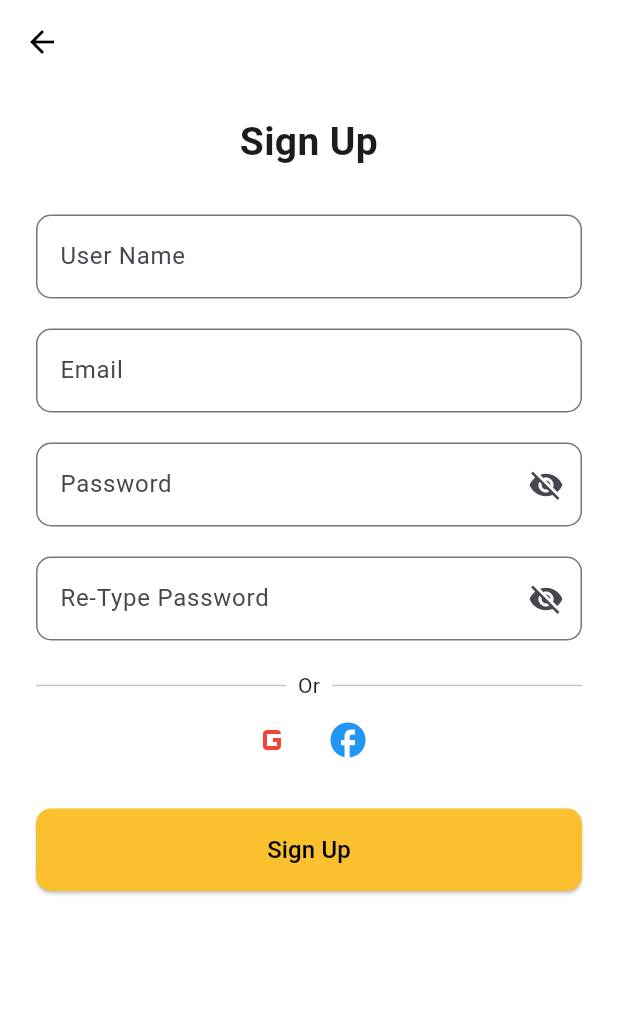
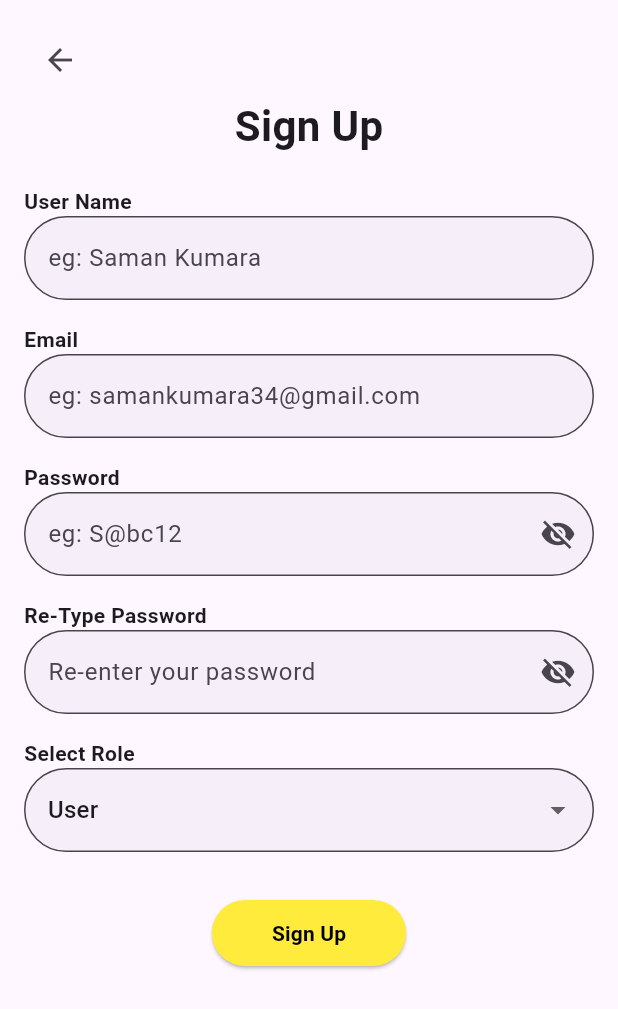
Before and after one commit to SDS-Lakmal/hiru_super, a Flutter app: the SignUpPage screen opened by its route, on a phone screen of 412 x 824 dp. Shown: the top 1009 px of the screen. Run offline on Flutter 3.47's test engine with Material 3 defaults, Android fonts, the phone set to English and light mode, and no system bars; our stand-ins replace cloud_firestore, firebase_auth, firebase_core; accounts and stored records are empty.

Commit message:
Add signup page implementation

```diff
--- a/lib/client/signup_page.dart
+++ b/lib/client/signup_page.dart
@@ -1,117 +1,179 @@
 
 import 'package:flutter/material.dart';
+import 'package:firebase_auth/firebase_auth.dart';
+import 'package:cloud_firestore/cloud_firestore.dart';
 
-class SignUpPage extends StatelessWidget {
+class SignUpPage extends StatefulWidget {
   const SignUpPage({super.key});
 
   @override
-  Widget build(BuildContext context) {
-    final inputBorder = OutlineInputBorder(
-      borderRadius: BorderRadius.circular(10),
+  State<SignUpPage> createState() => _SignUpPageState();
+}
+
+class _SignUpPageState extends State<SignUpPage> {
+  final _formKey = GlobalKey<FormState>();
+  final TextEditingController _nameController = TextEditingController();
+  final TextEditingController _emailController = TextEditingController();
+  final TextEditingController _passwordController = TextEditingController();
+  final TextEditingController _retypePasswordController = TextEditingController();
+
+  bool _obscurePassword = true;
+  bool _obscureRetypePassword = true;
+  String _selectedRole = 'user'; // Default role
+
+  Future<void> _signUp() async {
+    if (_formKey.currentState!.validate()) {
+      try {
+        UserCredential userCredential = await FirebaseAuth.instance.createUserWithEmailAndPassword(
+          email: _emailController.text.trim(),
+          password: _passwordController.text.trim(),
         );
 
+        // Save additional user data to Firestore
+        await FirebaseFirestore.instance.collection('users').doc(userCredential.user!.uid).set({
+          'name': _nameController.text.trim(),
+          'email': _emailController.text.trim(),
+          'role': _selectedRole,
+        });
+
+        // Navigate based on role
+        if (_selectedRole == 'admin') {
+          Navigator.pushReplacementNamed(context, '/adminHome');
+        } else {
+          Navigator.pushReplacementNamed(context, '/userHome');
+        }
+
+        ScaffoldMessenger.of(context).showSnackBar(
+          const SnackBar(content: Text("Sign up successful")),
+        );
+      } on FirebaseAuthException catch (e) {
+        ScaffoldMessenger.of(context).showSnackBar(
+          SnackBar(content: Text("Error: ${e.message}")),
+        );
+      }
+    }
+  }
+
+  @override
+  Widget build(BuildContext context) {
     return Scaffold(
-      appBar: AppBar(
-        backgroundColor: Colors.white,
-        elevation: 0,
-        leading: BackButton(color: Colors.black),
+      body: SafeArea(
+        child: Padding(
+          padding: const EdgeInsets.all(16),
+          child: SingleChildScrollView(
+            child: Form(
+              key: _formKey,
+              child: Column(
+                crossAxisAlignment: CrossAxisAlignment.start,
+                children: [
+                  IconButton(
+                    onPressed: () => Navigator.pop(context),
+                    icon: const Icon(Icons.arrow_back),
                   ),
-      backgroundColor: Colors.white,
-      body: SingleChildScrollView(
-        padding: EdgeInsets.symmetric(horizontal: 24),
-        child: Column(
-          crossAxisAlignment: CrossAxisAlignment.stretch,
-          children: [
-            SizedBox(height: 20),
-            Text(
-              'Sign Up',
-              style: TextStyle(fontSize: 26, fontWeight: FontWeight.bold),
-              textAlign: TextAlign.center,
+                  const Center(
+                    child: Text("Sign Up", style: TextStyle(fontSize: 28, fontWeight: FontWeight.bold)),
                   ),
-            SizedBox(height: 30),
+                  const SizedBox(height: 20),
 
-            // Username
-            TextField(
+                  const Text("User Name", style: TextStyle(fontWeight: FontWeight.bold)),
+                  TextFormField(
+                    controller: _nameController,
+                    decoration: const InputDecoration(
+                      hintText: "eg: Saman Kumara",
+                      filled: true,
+                      fillColor: Color(0xFFF6EFFA),
+                      border: OutlineInputBorder(borderRadius: BorderRadius.all(Radius.circular(30))),
+                    ),
+                    validator: (value) => value!.isEmpty ? "Enter your name" : null,
+                  ),
+                  const SizedBox(height: 16),
+
+                  const Text("Email", style: TextStyle(fontWeight: FontWeight.bold)),
+                  TextFormField(
+                    controller: _emailController,
+                    keyboardType: TextInputType.emailAddress,
+                    decoration: const InputDecoration(
+                      hintText: "eg: samankumara34@gmail.com",
+                      filled: true,
+                      fillColor: Color(0xFFF6EFFA),
+                      border: OutlineInputBorder(borderRadius: BorderRadius.all(Radius.circular(30))),
+                    ),
+                    validator: (value) => value != null && value.contains('@') ? null : "Enter a valid email",
+                  ),
+                  const SizedBox(height: 16),
+
+                  const Text("Password", style: TextStyle(fontWeight: FontWeight.bold)),
+                  TextFormField(
+                    controller: _passwordController,
+                    obscureText: _obscurePassword,
                     decoration: InputDecoration(
-                labelText: 'User Name',hintText: 'eg: Saman Kumara',
-                border: inputBorder,
+                      hintText: "eg: S@bc12",
+                      filled: true,
+                      fillColor: const Color(0xFFF6EFFA),
+                      border: const OutlineInputBorder(borderRadius: BorderRadius.all(Radius.circular(30))),
+                      suffixIcon: IconButton(
+                        icon: Icon(_obscurePassword ? Icons.visibility_off : Icons.visibility),
+                        onPressed: () => setState(() => _obscurePassword = !_obscurePassword),
                       ),
                     ),
-            SizedBox(height: 20),
+                    validator: (value) => value!.length >= 8 ? null : "Password must be at least 8 characters",
+                  ),
+                  const SizedBox(height: 16),
 
-            // Email
-            TextField(
-              keyboardType: TextInputType.emailAddress,
+                  const Text("Re-Type Password", style: TextStyle(fontWeight: FontWeight.bold)),
+                  TextFormField(
+                    controller: _retypePasswordController,
+                    obscureText: _obscureRetypePassword,
                     decoration: InputDecoration(
-                labelText: 'Email',
-                hintText: 'eg: samankumara34@gmail.com',
-                border: inputBorder,
+                      hintText: "Re-enter your password",
+                      filled: true,
+                      fillColor: const Color(0xFFF6EFFA),
+                      border: const OutlineInputBorder(borderRadius: BorderRadius.all(Radius.circular(30))),
+                      suffixIcon: IconButton(
+                        icon: Icon(_obscureRetypePassword ? Icons.visibility_off : Icons.visibility),
+                        onPressed: () => setState(() => _obscureRetypePassword = !_obscureRetypePassword),
                       ),
                     ),
-            SizedBox(height: 20),
+                    validator: (value) => value == _passwordController.text ? null : "Passwords do not match",
+                  ),
+                  const SizedBox(height: 16),
 
-            // Password
-            TextField(
-              obscureText: true,
-              decoration: InputDecoration(
-                labelText: 'Password',
-                hintText: 'eg: S@bc12',
-                border: inputBorder,
-                suffixIcon: Icon(Icons.visibility_off),
+                  const Text("Select Role", style: TextStyle(fontWeight: FontWeight.bold)),
+                  DropdownButtonFormField<String>(
+                    value: _selectedRole,
+                    items: ['user', 'admin'].map((role) {
+                      return DropdownMenuItem(
+                        value: role,
+                        child: Text(role[0].toUpperCase() + role.substring(1)),
+                      );
+                    }).toList(),
+                    onChanged: (value) {
+                      setState(() => _selectedRole = value!);
+                    },
+                    decoration: const InputDecoration(
+                      filled: true,
+                      fillColor: Color(0xFFF6EFFA),
+                      border: OutlineInputBorder(borderRadius: BorderRadius.all(Radius.circular(30))),
                     ),
                   ),
-            SizedBox(height: 20),
+                  const SizedBox(height: 30),
 
-            // Retype Password
-            TextField(
-              obscureText: true,
-              decoration: InputDecoration(
-                labelText: 'Re-Type Password',
-                hintText: 'eg: S@bc12',
-                border: inputBorder,
-                suffixIcon: Icon(Icons.visibility_off),
+                  Center(
+                    child: ElevatedButton(
+                      onPressed: _signUp,
+                      style: ElevatedButton.styleFrom(
+                        backgroundColor: Colors.yellow,
+                        foregroundColor: Colors.black,
+                        padding: const EdgeInsets.symmetric(horizontal: 40, vertical: 12),
+                        shape: RoundedRectangleBorder(borderRadius: BorderRadius.circular(30)),
+                      ),
+                      child: const Text("Sign Up", style: TextStyle(fontWeight: FontWeight.bold)),
+                    ),
+                  )
+                ],
               ),
             ),
-            SizedBox(height: 20),
-
-            // OR and Icons
-            Row(
-              children: [Expanded(child: Divider(thickness: 1)),
-                Padding(
-                  padding: const EdgeInsets.symmetric(horizontal: 8),
-                  child: Text('Or'),
           ),
-                Expanded(child: Divider(thickness: 1)),
-              ],
-            ),
-            SizedBox(height: 10),
-
-            Row(
-              mainAxisAlignment: MainAxisAlignment.center,
-              children: [
-                Icon(Icons.g_mobiledata, size: 32, color: Colors.red),
-                SizedBox(width: 20),
-                Icon(Icons.facebook, size: 28, color: Colors.blue),
-              ],
-            ),
-            SizedBox(height: 30),
-
-            // Sign Up Button
-            ElevatedButton(
-              onPressed: () {
-                // Handle sign up action
-              },
-              style: ElevatedButton.styleFrom(
-                backgroundColor: Colors.yellow[700],
-                foregroundColor: Colors.black,
-                padding: EdgeInsets.symmetric(vertical: 16),
-                shape: RoundedRectangleBorder(
-                  borderRadius: BorderRadius.circular(10),
-                ),
-              ),
-              child: Text('Sign Up', style: TextStyle(fontSize: 16)),
-            ),
-            SizedBox(height: 20),],
         ),
       ),
     );
```
Lines whose indentation alone changed are shown as unchanged.
